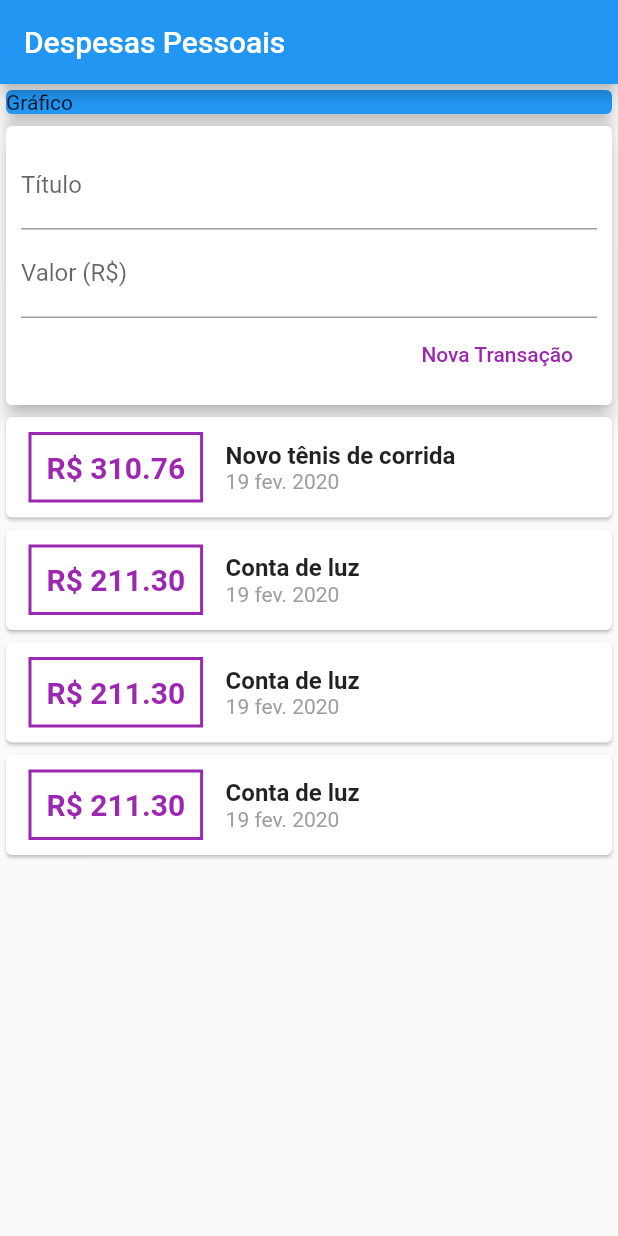
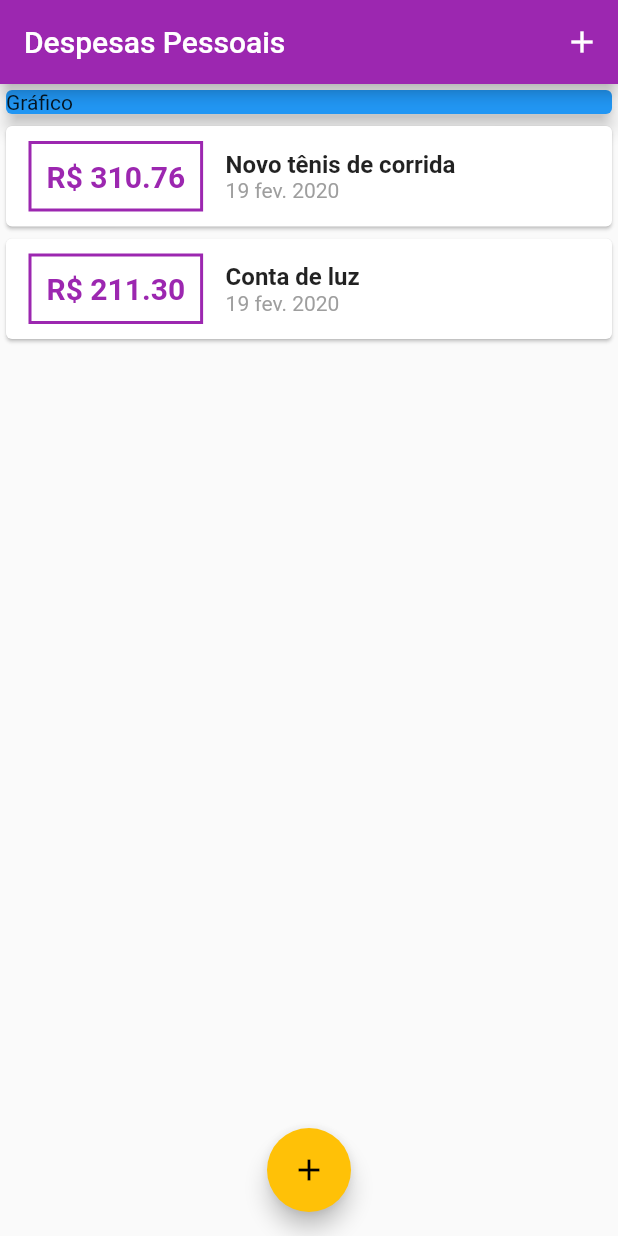
Before and after one commit to AdeilsonESilva/coder-dart, a Flutter app: the screen it shows after launch, on a phone screen of 412 x 824 dp. Run offline on Flutter 3.47's test engine with Material 2 defaults, Android fonts, the phone set to English and light mode, and no system bars.

```diff
--- a/lib/components/transaction_form.dart
+++ b/lib/components/transaction_form.dart
@@ -1,11 +1,27 @@
 import 'package:flutter/material.dart';
 
-class TransactionForm extends StatelessWidget {
-  final titleController = TextEditingController();
-  final valueController = TextEditingController();
+class TransactionForm extends StatefulWidget {
   final void Function(String, double) onSubmit;
 
   TransactionForm(this.onSubmit);
+
+  @override
+  _TransactionFormState createState() => _TransactionFormState();
+}
+
+class _TransactionFormState extends State<TransactionForm> {
+  final titleController = TextEditingController();
+
+  final valueController = TextEditingController();
+
+  _submitForm() {
+    final title = titleController.text;
+    final value = double.tryParse(valueController.text) ?? 0;
+
+    if (title.isEmpty || value <= 0) return;
+
+    widget.onSubmit(title, value);
+  }
 
   @override
   Widget build(BuildContext context) {
@@ -18,22 +34,23 @@ class TransactionForm extends StatelessWidget {
             TextField(
               decoration: InputDecoration(labelText: 'Título'),
               controller: titleController,
+              onSubmitted: (_) => _submitForm(),
             ),
             TextField(
               decoration: InputDecoration(labelText: 'Valor (R\$)'),
               controller: valueController,
+              keyboardType: TextInputType.numberWithOptions(
+                decimal: true,
+              ),
+              onSubmitted: (_) => _submitForm(),
             ),
             Row(
               mainAxisAlignment: MainAxisAlignment.end,
               children: <Widget>[
                 FlatButton(
-                  onPressed: () {
-                    final title = titleController.text;
-                    final value = double.tryParse(valueController.text) ?? 0;
-                    onSubmit(title, value);
-                  },
+                  onPressed: _submitForm,
                   child: Text('Nova Transação'),
-                  textColor: Colors.purple,
+                  textColor: Theme.of(context).primaryColor,
                 ),
               ],
             )
--- a/lib/components/transaction_list.dart
+++ b/lib/components/transaction_list.dart
@@ -26,7 +26,7 @@ class TransactionList extends StatelessWidget {
                   ),
                   decoration: BoxDecoration(
                     border: Border.all(
-                      color: Colors.purple,
+                      color: Theme.of(context).primaryColor,
                       width: 2,
                     ),
                   ),
@@ -36,7 +36,7 @@ class TransactionList extends StatelessWidget {
                     style: TextStyle(
                       fontWeight: FontWeight.bold,
                       fontSize: 20,
-                      color: Colors.purple,
+                      color: Theme.of(context).primaryColor,
                     ),
                   ),
                 ),
--- a/lib/components/transaction_user.dart
+++ /dev/null
@@ -1,105 +0,0 @@
-import 'dart:math';
-
-import 'package:expenses/components/transaction_form.dart';
-import 'package:expenses/components/transaction_list.dart';
-import 'package:expenses/models/transaction.dart';
-import 'package:flutter/material.dart';
-
-class TransactionUser extends StatefulWidget {
-  @override
-  _TransactionUserState createState() => _TransactionUserState();
-}
-
-class _TransactionUserState extends State<TransactionUser> {
-  final _transactions = [
-    Transaction(
-      id: 't1',
-      title: 'Novo tênis de corrida',
-      value: 310.76,
-      date: DateTime.now(),
-    ),
-    Transaction(
-      id: 't2',
-      title: 'Conta de luz',
-      value: 211.30,
-      date: DateTime.now(),
-    ),
-    Transaction(
-      id: 't3',
-      title: 'Conta de luz',
-      value: 211.30,
-      date: DateTime.now(),
-    ),
-    Transaction(
-      id: 't4',
-      title: 'Conta de luz',
-      value: 211.30,
-      date: DateTime.now(),
-    ),
-    Transaction(
-      id: 't5',
-      title: 'Conta de luz',
-      value: 211.30,
-      date: DateTime.now(),
-    ),
-    Transaction(
-      id: 't6',
-      title: 'Conta de luz',
-      value: 211.30,
-      date: DateTime.now(),
-    ),
-    Transaction(
-      id: 't7',
-      title: 'Conta de luz t7',
-      value: 211.30,
-      date: DateTime.now(),
-    ),
-    Transaction(
-      id: 't8',
-      title: 'Conta de luz t7',
-      value: 211.30,
-      date: DateTime.now(),
-    ),
-    Transaction(
-      id: 't9',
-      title: 'Conta de luz t7',
-      value: 211.30,
-      date: DateTime.now(),
-    ),
-    Transaction(
-      id: 't10',
-      title: 'Conta de luz t7',
-      value: 211.30,
-      date: DateTime.now(),
-    ),
-    Transaction(
-      id: 't11',
-      title: 'Conta de luz t7',
-      value: 211.30,
-      date: DateTime.now(),
-    ),
-  ];
-
-  _addTransaction(String title, double value) {
-    final newTransaction = Transaction(
-      id: Random().nextDouble().toString(),
-      title: title,
-      value: value,
-      date: DateTime.now(),
-    );
-
-    setState(() {
-      _transactions.add(newTransaction);
-    });
-  }
-
-  @override
-  Widget build(BuildContext context) {
-    return Column(
-      children: <Widget>[
-        TransactionForm(_addTransaction),
-        TransactionList(_transactions),
-      ],
-    );
-  }
-}
--- a/lib/main.dart
+++ b/lib/main.dart
@@ -1,4 +1,8 @@
-import 'package:expenses/components/transaction_user.dart';
+import 'dart:math';
+
+import 'package:expenses/components/transaction_form.dart';
+import 'package:expenses/components/transaction_list.dart';
+import 'package:expenses/models/transaction.dart';
 import 'package:flutter/material.dart';
 import 'package:flutter_localizations/flutter_localizations.dart';
 
@@ -14,16 +18,124 @@ class ExpensesApp extends StatelessWidget {
       ],
       supportedLocales: [const Locale('pt', 'BR')],
       home: MyHomePage(),
+      theme: ThemeData(
+        primarySwatch: Colors.purple,
+        accentColor: Colors.amber,
+      ),
     );
   }
 }
 
-class MyHomePage extends StatelessWidget {
+class MyHomePage extends StatefulWidget {
+  @override
+  _MyHomePageState createState() => _MyHomePageState();
+}
+
+class _MyHomePageState extends State<MyHomePage> {
+  final _transactions = [
+    Transaction(
+      id: 't1',
+      title: 'Novo tênis de corrida',
+      value: 310.76,
+      date: DateTime.now(),
+    ),
+    Transaction(
+      id: 't2',
+      title: 'Conta de luz',
+      value: 211.30,
+      date: DateTime.now(),
+    ),
+    // Transaction(
+    //   id: 't3',
+    //   title: 'Conta de luz',
+    //   value: 211.30,
+    //   date: DateTime.now(),
+    // ),
+    // Transaction(
+    //   id: 't4',
+    //   title: 'Conta de luz',
+    //   value: 211.30,
+    //   date: DateTime.now(),
+    // ),
+    // Transaction(
+    //   id: 't5',
+    //   title: 'Conta de luz',
+    //   value: 211.30,
+    //   date: DateTime.now(),
+    // ),
+    // Transaction(
+    //   id: 't6',
+    //   title: 'Conta de luz',
+    //   value: 211.30,
+    //   date: DateTime.now(),
+    // ),
+    // Transaction(
+    //   id: 't7',
+    //   title: 'Conta de luz t7',
+    //   value: 211.30,
+    //   date: DateTime.now(),
+    // ),
+    // Transaction(
+    //   id: 't8',
+    //   title: 'Conta de luz t7',
+    //   value: 211.30,
+    //   date: DateTime.now(),
+    // ),
+    // Transaction(
+    //   id: 't9',
+    //   title: 'Conta de luz t7',
+    //   value: 211.30,
+    //   date: DateTime.now(),
+    // ),
+    // Transaction(
+    //   id: 't10',
+    //   title: 'Conta de luz t7',
+    //   value: 211.30,
+    //   date: DateTime.now(),
+    // ),
+    // Transaction(
+    //   id: 't11',
+    //   title: 'Conta de luz t7',
+    //   value: 211.30,
+    //   date: DateTime.now(),
+    // ),
+  ];
+
+  _addTransaction(String title, double value) {
+    final newTransaction = Transaction(
+      id: Random().nextDouble().toString(),
+      title: title,
+      value: value,
+      date: DateTime.now(),
+    );
+
+    setState(() {
+      _transactions.add(newTransaction);
+    });
+
+    Navigator.of(context).pop();
+  }
+
+  _openTransactionFormModal(BuildContext context) {
+    showModalBottomSheet(
+      context: context,
+      builder: (_) {
+        return TransactionForm(_addTransaction);
+      },
+    );
+  }
+
   @override
   Widget build(BuildContext context) {
     return Scaffold(
       appBar: AppBar(
         title: Text('Despesas Pessoais'),
+        actions: <Widget>[
+          IconButton(
+            icon: Icon(Icons.add),
+            onPressed: () => _openTransactionFormModal(context),
+          ),
+        ],
       ),
       body: SingleChildScrollView(
         child: Column(
@@ -36,9 +148,15 @@ class MyHomePage extends StatelessWidget {
                 elevation: 5,
               ),
             ),
-              TransactionUser(),
+            TransactionList(_transactions),
           ],
         ),
-        ));
+      ),
+      floatingActionButton: FloatingActionButton(
+        onPressed: () => _openTransactionFormModal(context),
+        child: Icon(Icons.add),
+      ),
+      floatingActionButtonLocation: FloatingActionButtonLocation.centerFloat,
+    );
   }
 }
```
Lines whose indentation alone changed are shown as unchanged.
